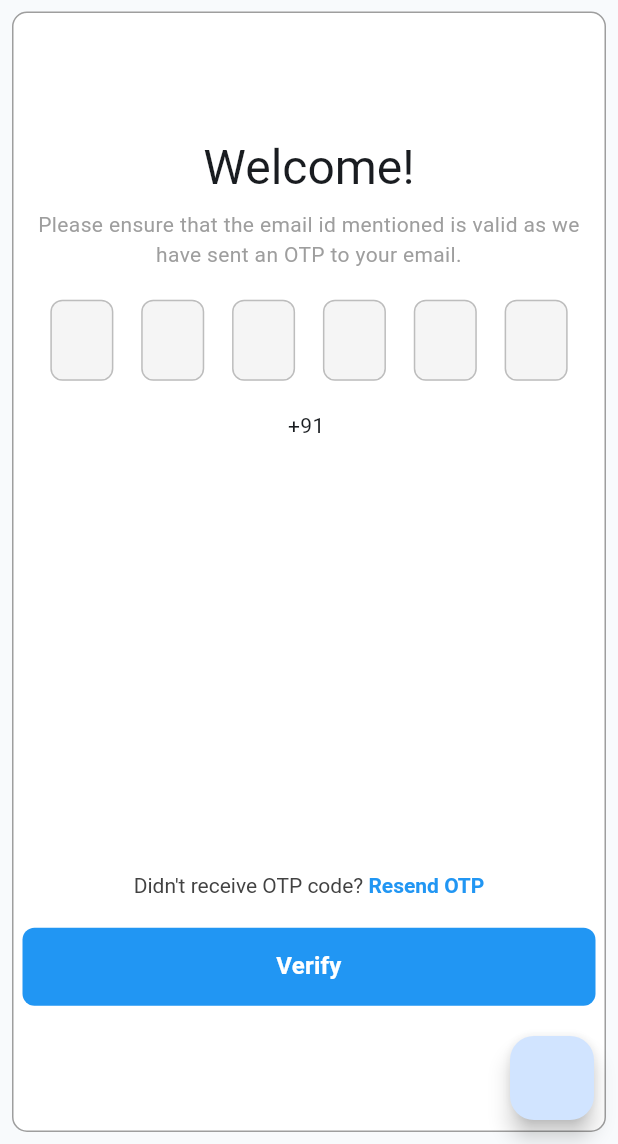
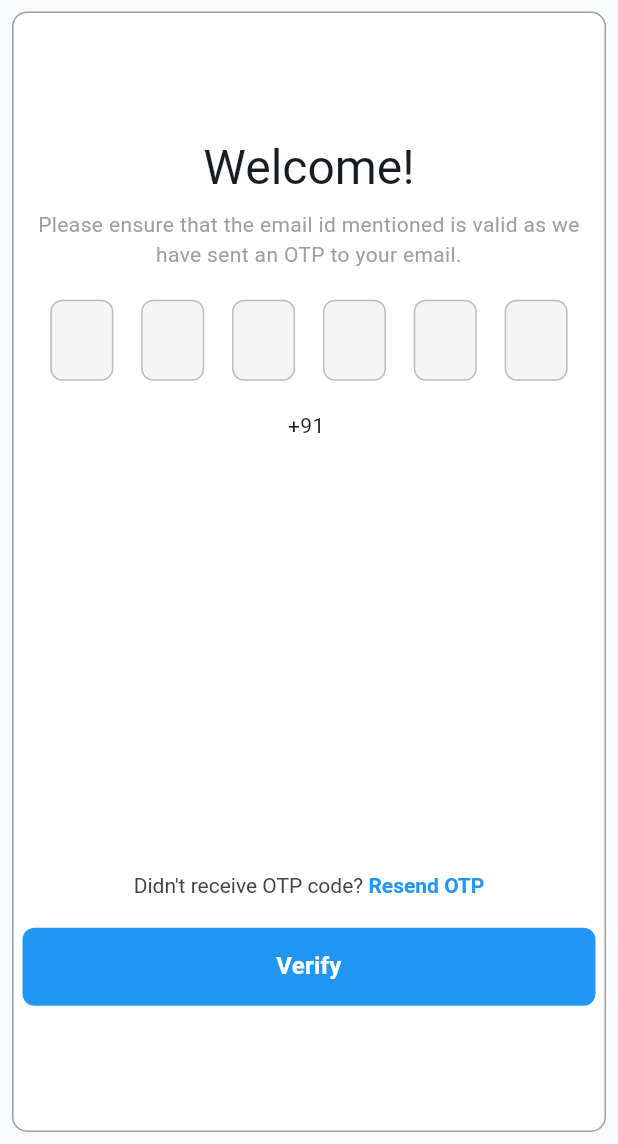
Before and after one commit to devendrab-dev/Calley-app, a Flutter app: the OTP screen opened by its route, on a phone screen of 412 x 824 dp, the part 92-1236 px from its top. Run offline on Flutter 3.47's test engine with Material 3 defaults, Android fonts, the light colour scheme and no system bars; our stand-ins replace dio, fl_chart, flutter_bloc, fpdart, go_router, youtube_player_flutter.

Commit message:
Removed Bugs

```diff
--- a/lib/core/config/routes.dart
+++ b/lib/core/config/routes.dart
@@ -8,7 +8,7 @@ import 'package:calley/features/settings/presentation/pages/language.dart';
 import 'package:go_router/go_router.dart';
 
 final GoRouter appRouter = GoRouter(
-  initialLocation: '/login',
+  initialLocation: '/language',
   routes: [
     GoRoute(path: '/login', builder: (context, state) => const LoginPage()),
     GoRoute(path: '/signup', builder: (context, state) => const SignUp()),
--- a/lib/features/authentication/presentation/pages/otp_verify.dart
+++ b/lib/features/authentication/presentation/pages/otp_verify.dart
@@ -30,7 +30,6 @@ class _OTPState extends State<OTP> {
   @override
   Widget build(BuildContext context) {
     return Scaffold(
-      floatingActionButton: FloatingActionButton(onPressed: () {}),
       body: SafeArea(
         child: BlocListener<AuthBloc, AuthState>(
           listener: (context, state) {
--- a/lib/features/settings/presentation/pages/language.dart
+++ b/lib/features/settings/presentation/pages/language.dart
@@ -1,5 +1,5 @@
+import 'package:calley/core/config/language.dart';
 import 'package:calley/core/widgets/card.dart';
-import 'package:calley/features/settings/data/languages.dart';
 import 'package:calley/core/widgets/app_button.dart';
 import 'package:flutter/material.dart';
 import 'package:go_router/go_router.dart';
```
Also changed, not shown: lib/core/config/language.dart (renamed from lib/features/settings/data/languages.dart), 1 other file.
